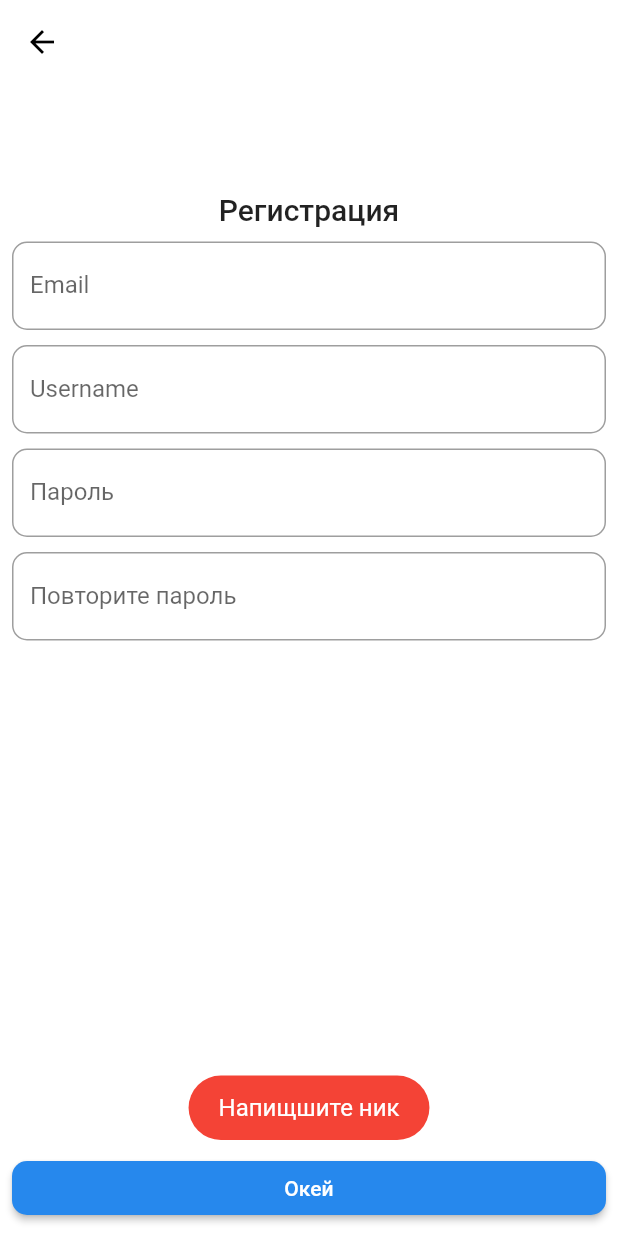
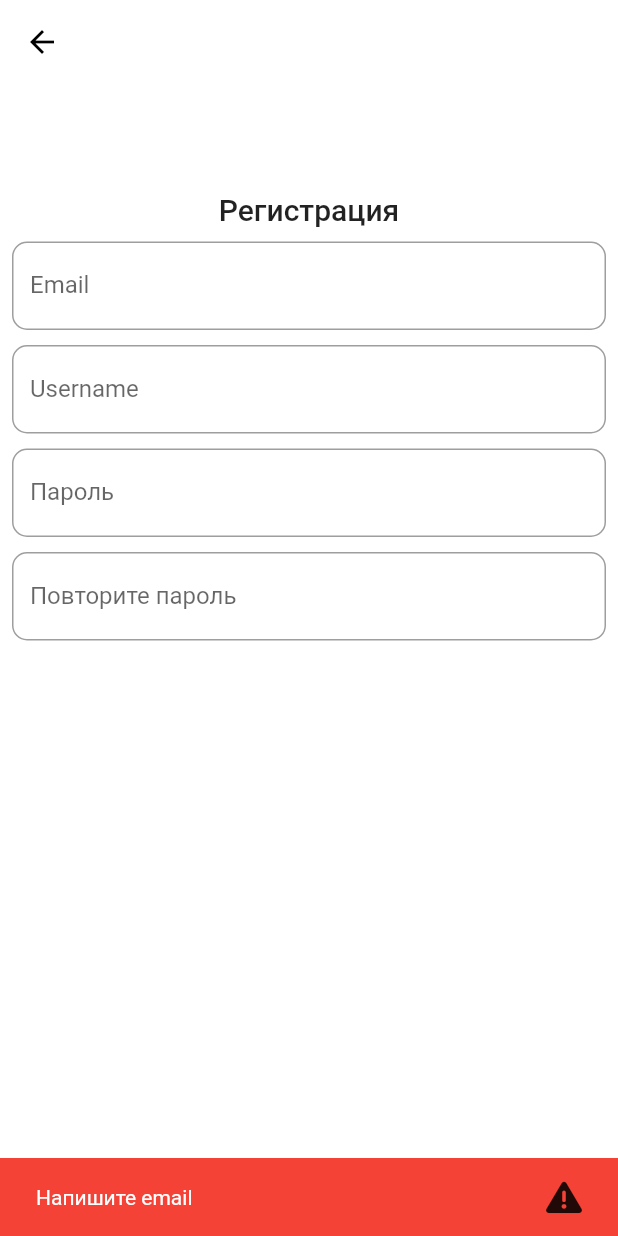
Before and after one commit to AidarFlex/V_Maktame, a Flutter app: the RegisterPage screen opened by its route, after a tap on "Окей", on a phone screen of 412 x 824 dp. Run offline on Flutter 3.47's test engine with Material 2 defaults, Android fonts, the phone set to English and light mode, and no system bars; our stand-ins replace bubble, cached_network_image, cloud_firestore, equatable, firebase_auth, firebase_core and 5 more; accounts and stored records are empty.

Commit message:
few fixs

```diff
--- a/lib/features/data/models/user_model.dart
+++ b/lib/features/data/models/user_model.dart
@@ -16,7 +16,6 @@ class UserModel extends UserEntity {
     return UserModel(
       userName: snapshot.get('userName'),
       email: snapshot.get('email'),
-      // password: snapshot.get('password'),
     );
   }
 
@@ -24,7 +23,6 @@ class UserModel extends UserEntity {
     return {
       "userName": userName,
       "email": email,
-      // "password": password,
     };
   }
 }
--- a/lib/features/presentation/cubit/auth/auth_cubit.dart
+++ b/lib/features/presentation/cubit/auth/auth_cubit.dart
@@ -18,7 +18,6 @@ class AuthCubit extends Cubit<AuthState> {
   Future<void> appStarted() async {
     try {
       bool isSignIn = await isSignInUseCase.call();
-      print(isSignIn);
       if (isSignIn == true) {
         final uid = await getCurrentUidUseCase.call();
 
@@ -34,10 +33,8 @@ class AuthCubit extends Cubit<AuthState> {
   Future<void> loggedIn() async {
     try {
       final uid = await getCurrentUidUseCase.call();
-      print('user id $uid');
       emit(Authenticated(uid: uid));
     } catch (_) {
-      print('user id is null');
       emit(UnAuthenticated());
     }
   }
--- a/lib/features/presentation/cubit/auth/auth_state.dart
+++ b/lib/features/presentation/cubit/auth/auth_state.dart
@@ -12,8 +12,9 @@ class AuthInitial extends AuthState {
 class Authenticated extends AuthState {
   final String uid;
   const Authenticated({required this.uid});
+
   @override
-  List<Object?> get props => [];
+  List<Object?> get props => [uid];
 }
 
 class UnAuthenticated extends AuthState {
--- a/lib/features/presentation/cubit/chat/chat_state.dart
+++ b/lib/features/presentation/cubit/chat/chat_state.dart
@@ -17,7 +17,6 @@ class ChatLoading extends ChatState {
 
 class ChatLoaded extends ChatState {
   final List<TextMessageEntity> messages;
-
   const ChatLoaded({required this.messages});
 
   @override
@@ -25,6 +24,9 @@ class ChatLoaded extends ChatState {
 }
 
 class ChatFailure extends ChatState {
+  final String error;
+  const ChatFailure({required this.error});
+
   @override
-  List<Object> get props => [];
+  List<Object> get props => [error];
 }
--- a/lib/features/presentation/cubit/credential/cretential_state.dart
+++ b/lib/features/presentation/cubit/credential/cretential_state.dart
@@ -20,6 +20,9 @@ class CredentialSuccess extends CredentialState {
 }
 
 class CredentialFailure extends CredentialState {
+  final String error;
+
+  const CredentialFailure({required this.error});
   @override
-  List<Object> get props => [];
+  List<Object> get props => [error];
 }
--- a/lib/features/presentation/cubit/post/post_state.dart
+++ b/lib/features/presentation/cubit/post/post_state.dart
@@ -24,6 +24,9 @@ class PostLoaded extends PostState {
 }
 
 class PostFailure extends PostState {
+  final String error;
+  const PostFailure({required this.error});
+
   @override
-  List<Object?> get props => [];
+  List<Object?> get props => [error];
 }
--- a/lib/features/presentation/pages/auth_page.dart
+++ b/lib/features/presentation/pages/auth_page.dart
@@ -21,11 +21,11 @@ class _AuthPageState extends State<AuthPage> {
 
   void _submit(BuildContext context) {
     if (emailController.text.isEmpty) {
-      toast('Напишите email');
+      snackBarNetwork(msg: 'Напишите email', context: context);
       return;
     }
     if (passwordController.text.isEmpty) {
-      toast('Напишите пароль');
+      snackBarNetwork(msg: 'Напишите пароль', context: context);
       return;
     }
 
@@ -91,7 +91,7 @@ class _AuthPageState extends State<AuthPage> {
               mainAxisAlignment: MainAxisAlignment.center,
               children: [
                 Text(
-                  'Вход ВМИСиС',
+                  'Вход в Мактаму',
                   style: Theme.of(context).textTheme.titleLarge,
                 ),
                 const SizedBox(height: 10),
--- a/lib/features/presentation/pages/register_page.dart
+++ b/lib/features/presentation/pages/register_page.dart
@@ -23,25 +23,25 @@ class _RegisterPageState extends State<RegisterPage> {
   final _passwordAgainController = TextEditingController();
 
   void _submit(BuildContext context) {
-    if (_usernameController.text.isEmpty) {
-      toast('Напищшите ник');
+    if (_emailController.text.isEmpty) {
+      snackBarNetwork(msg: 'Напишите email', context: context);
       return;
     }
-    if (_emailController.text.isEmpty) {
-      toast('Напишите email');
+    if (_usernameController.text.isEmpty) {
+      snackBarNetwork(msg: 'Напишите ник', context: context);
       return;
     }
     if (_passwordController.text.isEmpty) {
-      toast('Напишите password');
+      snackBarNetwork(msg: 'Напишите password', context: context);
       return;
     }
     if (_passwordAgainController.text.isEmpty) {
-      toast('Напишите снова свой password');
+      snackBarNetwork(msg: 'Напишите снова свой password', context: context);
       return;
     }
     if (_passwordController.text == _passwordAgainController.text) {
     } else {
-      toast("Пароль не совпадает");
+      snackBarNetwork(msg: 'Пароль не совпадает', context: context);
       return;
     }
 
@@ -149,6 +149,7 @@ class _RegisterPageState extends State<RegisterPage> {
                     ),
                     labelText: 'Пароль',
                   ),
+                  textInputAction: TextInputAction.next,
                 ),
                 const SizedBox(height: 10),
                 TextField(
--- a/lib/features/presentation/widgets/common.dart
+++ b/lib/features/presentation/widgets/common.dart
@@ -1,17 +1,5 @@
 import 'package:flutter/material.dart';
-import 'package:fluttertoast/fluttertoast.dart';
 import 'package:font_awesome_flutter/font_awesome_flutter.dart';
-
-void toast(String message) {
-  Fluttertoast.showToast(
-      msg: message,
-      toastLength: Toast.LENGTH_SHORT,
-      gravity: ToastGravity.BOTTOM,
-      timeInSecForIosWeb: 1,
-      backgroundColor: Colors.red,
-      textColor: Colors.white,
-      fontSize: 16.0);
-}
 
 void snackBarNetwork({String? msg, required BuildContext context}) {
   ScaffoldMessenger.of(context).showSnackBar(
--- a/pubspec.yaml
+++ b/pubspec.yaml
@@ -43,7 +43,6 @@ dependencies:
   image_picker: ^0.8.4+4
   firebase_storage: ^10.2.3
   get_it: ^7.2.0
-  fluttertoast: ^8.0.9
   font_awesome_flutter: ^10.1.0
   go_router: ^4.4.1
   bubble: ^1.2.1
```
Also changed, not shown: lib/features/data/data_sources/firebase_remote_data_source_impl.dart (+2 -28 lines), lib/features/domain/entities/chat_entity.dart (+0 -8 lines), lib/features/presentation/cubit/chat/chat_cubit.dart (+4 -4 lines), lib/features/presentation/cubit/credential/credential_cubit.dart (+8 -8 lines), lib/features/presentation/cubit/post/post_cubit.dart (+4 -4 lines), lib/features/presentation/pages/chat_page.dart (+4 -4 lines), lib/features/presentation/pages/create_post_page.dart (+3 -5 lines), lib/features/presentation/pages/home_page.dart (+9 -42 lines), pubspec.lock.
